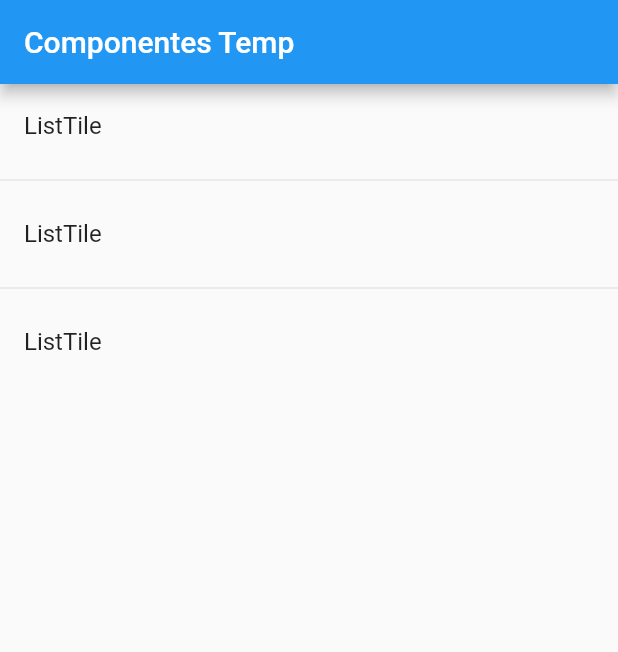
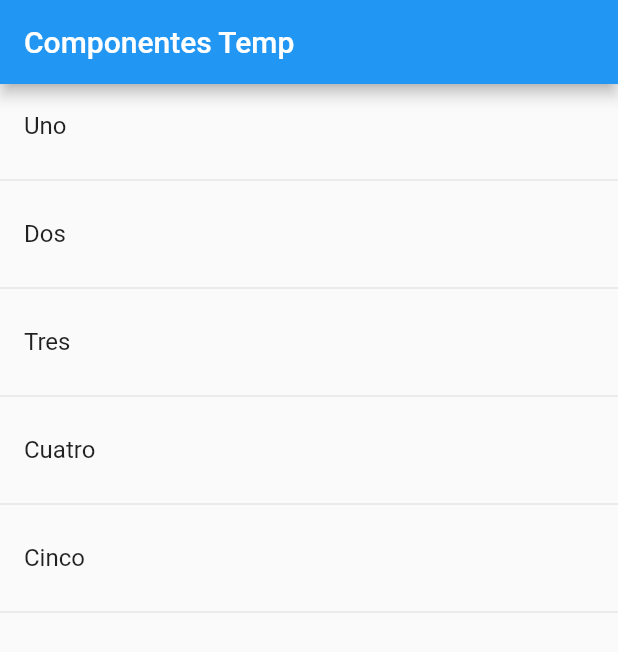
Before and after one commit to GregVaz/ComponentesFlutterApp, a Flutter app: the screen it shows after launch, on a phone screen of 412 x 824 dp. Shown: the top 652 px of the screen. Run offline on Flutter 3.47's test engine with Material 2 defaults, Android fonts, the phone set to English and light mode, and no system bars.

Commit message:
Version larga de implementacion dinamica de ListView

```diff
--- a/lib/src/pages/home_temp.dart
+++ b/lib/src/pages/home_temp.dart
@@ -1,6 +1,8 @@
 import 'package:flutter/material.dart';
 
 class HomePageTemp extends StatelessWidget {
+
+  final opciones = ['Uno', 'Dos', 'Tres', 'Cuatro', 'Cinco'];
 
   @override
   Widget build(BuildContext context) {
@@ -9,21 +11,29 @@ class HomePageTemp extends StatelessWidget {
         title: Text('Componentes Temp'),
       ),
       body: ListView(
-        children: <Widget>[
-          ListTile(
-            title: Text('ListTile'),
-          ),
-          Divider(),
-          ListTile(
-            title: Text('ListTile'),
-          ),
-          Divider(),
-          ListTile(
-            title: Text('ListTile'),
-          ),
-        ],
+        children: _crearItems()
       ),
     );
   }
 
+  List<Widget> _crearItems() {
+
+    List<Widget> lista = new List<Widget>(); // Sin numero se declara un lista dinamica
+
+    for(String opcion in opciones) {
+
+      final tempWidget = ListTile(
+        title: Text( opcion ),
+      );
+
+      lista..add( tempWidget )
+           ..add( Divider() );
+
+      // lista.add( tempWidget );
+      // lista.add( Divider() );
+    }
+    return lista;
+  }
+
+
 }
```
